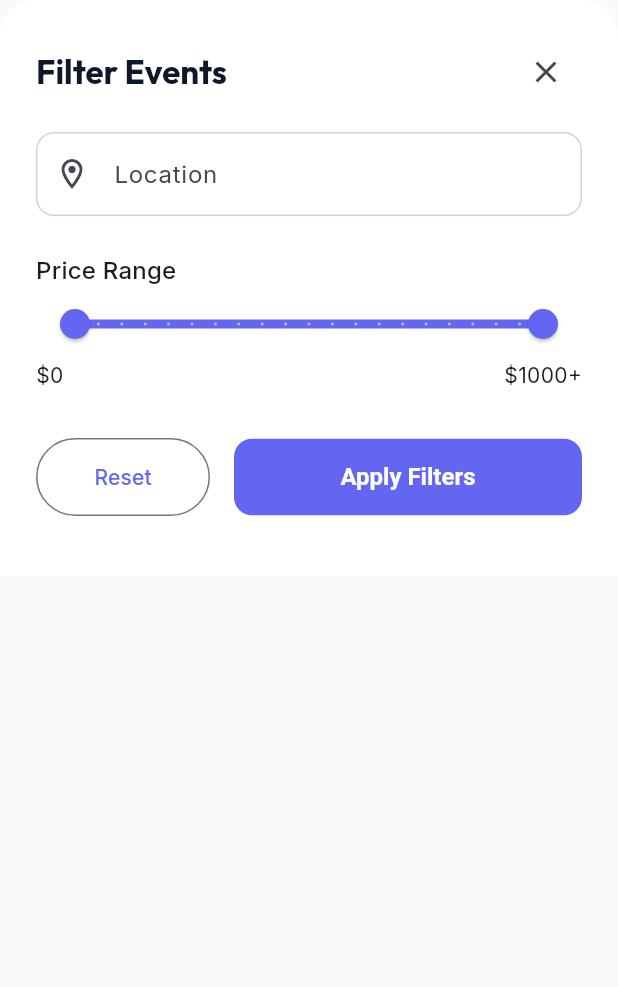
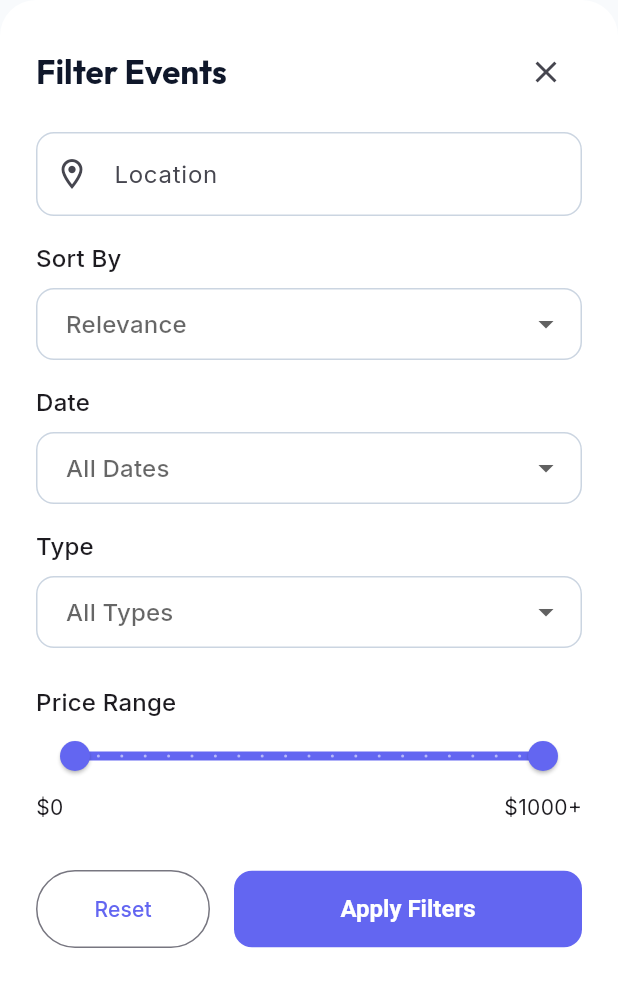
Before and after one commit to DoramiDoraNobi/evantora-eventmanagement, a Flutter app: the FilterSheet widget shown alone on an empty page, opened directly, on a phone screen of 412 x 824 dp. Shown: the top 987 px of the screen. Run offline on Flutter 3.47's test engine with Material 3 defaults, Android fonts, the phone set to English and light mode, and no system bars; our stand-ins replace cached_network_image, dio, flutter_riverpod, go_router, google_fonts, qr_flutter and 1 more; missing offline and left inert: flutter_stripe, mobile_scanner; accounts and stored records are empty; network calls fail.

Commit message:
feat: Add event tags, filters, and mobile improvements
- Add `tags` JSON column to events table via migration.
- Add `tags` field to Admin Web UI (create/edit event).
- Implement filter logic (Date: today, 14 days, 30 days, Type: offline, online, hybrid, Sort: latest) in the public web and API controllers.
- Update public web index UI to support these filters.
- Update Flutter mobile app filter sheet with corresponding date, type, and sort selections.
- Implement lazy loading/pagination and fix lag with pull-to-refresh on the mobile HomeScreen using AsyncNotifier and NotificationListener.
- Verify Organizer dashboard and QR Scanner features exist in the Flutter app.
- Fix broken mail notification tests due to missing mock config.

Co-authored-by: DoramiDoraNobi <57121735+DoramiDoraNobi@users.noreply.github.com>

```diff
--- a/eventora_mobile/lib/features/discovery/presentation/filter_sheet.dart
+++ b/eventora_mobile/lib/features/discovery/presentation/filter_sheet.dart
@@ -13,6 +13,10 @@ class _FilterSheetState extends ConsumerState<FilterSheet> {
   final TextEditingController _locationController = TextEditingController();
   RangeValues _priceRange = const RangeValues(0, 1000);
 
+  String _selectedDateFilter = '';
+  String _selectedType = '';
+  String _sort = '';
+
   @override
   void initState() {
     super.initState();
@@ -20,6 +24,15 @@ class _FilterSheetState extends ConsumerState<FilterSheet> {
     final filters = ref.read(eventFilterProvider);
     if (filters['location'] != null) {
       _locationController.text = filters['location'];
+    }
+    if (filters['filter'] != null) {
+      _selectedDateFilter = filters['filter'];
+    }
+    if (filters['type'] != null) {
+      _selectedType = filters['type'];
+    }
+    if (filters['sort'] != null) {
+      _sort = filters['sort'];
     }
     double minPrice = filters['min_price'] != null ? (filters['min_price'] as num).toDouble() : 0;
     double maxPrice = filters['max_price'] != null ? (filters['max_price'] as num).toDouble() : 1000;
@@ -37,6 +50,18 @@ class _FilterSheetState extends ConsumerState<FilterSheet> {
 
     if (_locationController.text.trim().isNotEmpty) {
       filters['location'] = _locationController.text.trim();
+    }
+
+    if (_selectedDateFilter.isNotEmpty) {
+      filters['filter'] = _selectedDateFilter;
+    }
+
+    if (_selectedType.isNotEmpty) {
+      filters['type'] = _selectedType;
+    }
+
+    if (_sort.isNotEmpty) {
+      filters['sort'] = _sort;
     }
 
     if (_priceRange.start > 0) {
@@ -94,6 +119,79 @@ class _FilterSheetState extends ConsumerState<FilterSheet> {
                 border: OutlineInputBorder(),
               ),
             ),
+            const SizedBox(height: 16),
+            Text(
+              'Sort By',
+              style: Theme.of(context).textTheme.titleMedium,
+            ),
+            const SizedBox(height: 8),
+            DropdownButtonFormField<String>(
+              value: _sort.isEmpty ? null : _sort,
+              decoration: const InputDecoration(
+                border: OutlineInputBorder(),
+                contentPadding: EdgeInsets.symmetric(horizontal: 16, vertical: 8),
+              ),
+              hint: const Text('Relevance'),
+              items: const [
+                DropdownMenuItem(value: '', child: Text('Relevance')),
+                DropdownMenuItem(value: 'latest', child: Text('Latest Events (Terbaru)')),
+              ],
+              onChanged: (value) {
+                setState(() {
+                  _sort = value ?? '';
+                });
+              },
+            ),
+            const SizedBox(height: 16),
+            Text(
+              'Date',
+              style: Theme.of(context).textTheme.titleMedium,
+            ),
+            const SizedBox(height: 8),
+            DropdownButtonFormField<String>(
+              value: _selectedDateFilter.isEmpty ? null : _selectedDateFilter,
+              decoration: const InputDecoration(
+                border: OutlineInputBorder(),
+                contentPadding: EdgeInsets.symmetric(horizontal: 16, vertical: 8),
+              ),
+              hint: const Text('All Dates'),
+              items: const [
+                DropdownMenuItem(value: '', child: Text('All Dates')),
+                DropdownMenuItem(value: 'today', child: Text('Today')),
+                DropdownMenuItem(value: '14_days', child: Text('Next 14 Days')),
+                DropdownMenuItem(value: '30_days', child: Text('Next 30 Days')),
+              ],
+              onChanged: (value) {
+                setState(() {
+                  _selectedDateFilter = value ?? '';
+                });
+              },
+            ),
+            const SizedBox(height: 16),
+            Text(
+              'Type',
+              style: Theme.of(context).textTheme.titleMedium,
+            ),
+            const SizedBox(height: 8),
+            DropdownButtonFormField<String>(
+              value: _selectedType.isEmpty ? null : _selectedType,
+              decoration: const InputDecoration(
+                border: OutlineInputBorder(),
+                contentPadding: EdgeInsets.symmetric(horizontal: 16, vertical: 8),
+              ),
+              hint: const Text('All Types'),
+              items: const [
+                DropdownMenuItem(value: '', child: Text('All Types')),
+                DropdownMenuItem(value: 'offline', child: Text('Offline / In-person')),
+                DropdownMenuItem(value: 'online', child: Text('Online / Virtual')),
+                DropdownMenuItem(value: 'hybrid', child: Text('Hybrid')),
+              ],
+              onChanged: (value) {
+                setState(() {
+                  _selectedType = value ?? '';
+                });
+              },
+            ),
             const SizedBox(height: 24),
             Text(
               'Price Range',
--- a/eventora_mobile/pubspec.yaml
+++ b/eventora_mobile/pubspec.yaml
@@ -19,7 +19,7 @@ publish_to: 'none' # Remove this line if you wish to publish to pub.dev
 version: 1.0.0+1
 
 environment:
-  sdk: ^3.12.1
+  sdk: ">=3.11.0 <4.0.0"
 
 # Dependencies specify other packages that your package needs in order to work.
 # To automatically upgrade your package dependencies to the latest versions
```
Also changed, not shown: eventora_mobile/pubspec.lock, 8 other files.
